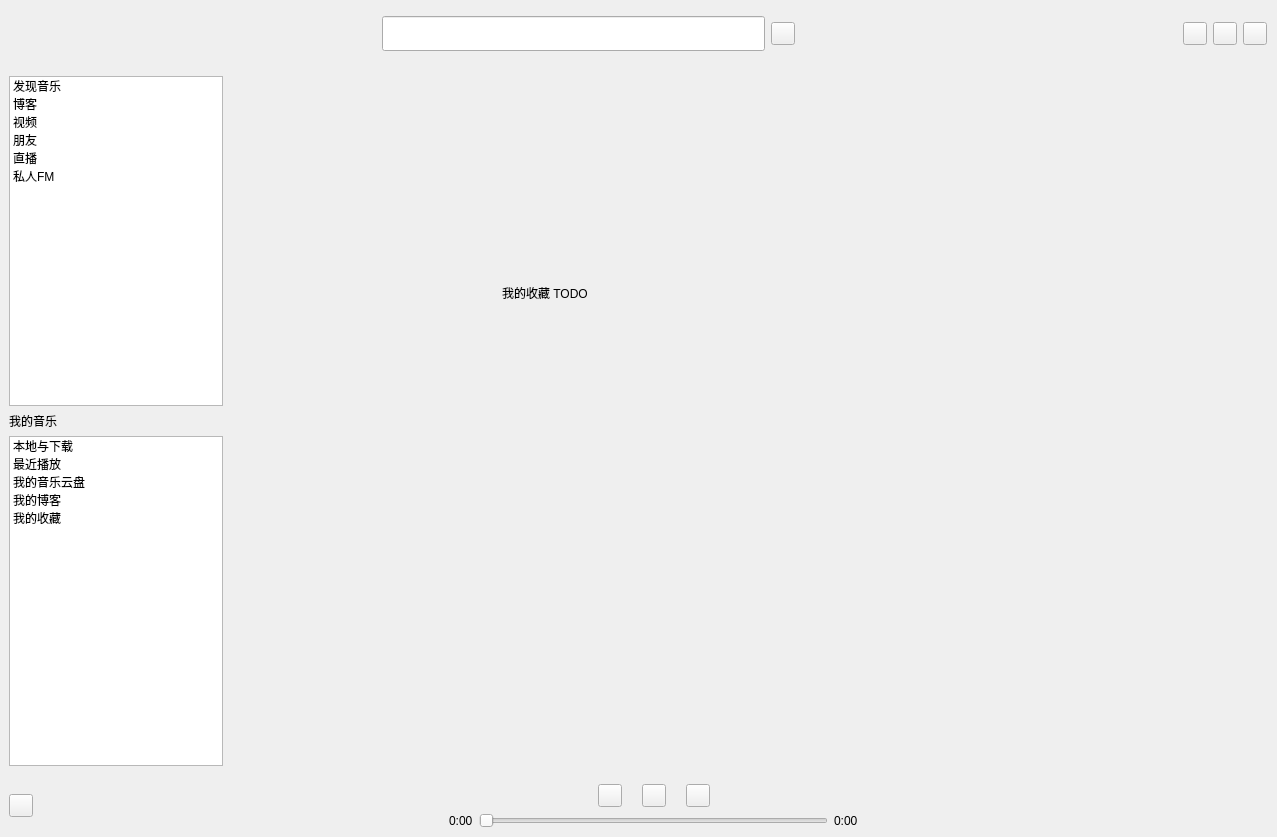
Qt form mymusic.ui (JikCoke/MusicDemo) before a commit.
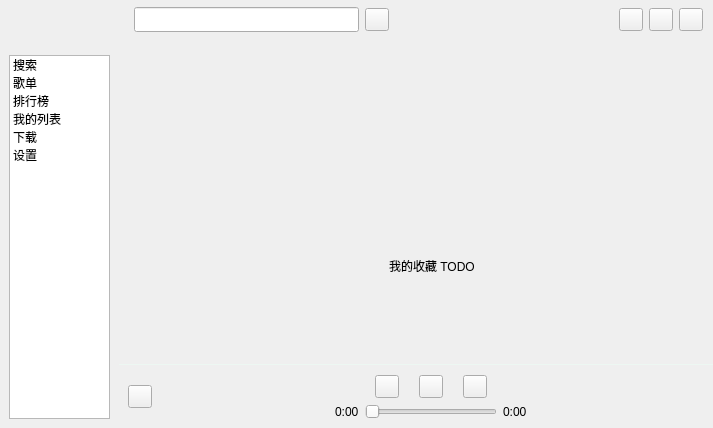
The same form after that commit. Icons and pictures are not drawn. Custom widgets are drawn as their Qt base class.

Commit message: ui界面重构

Diff of the .ui file:
```diff
--- a/mymusic.ui
+++ b/mymusic.ui
@@ -6,8 +6,8 @@
    <rect>
     <x>0</x>
     <y>0</y>
-    <width>1277</width>
-    <height>837</height>
+    <width>713</width>
+    <height>428</height>
    </rect>
   </property>
   <property name="windowTitle">
@@ -17,7 +17,7 @@
    <property name="styleSheet">
     <string notr="true"/>
    </property>
-   <layout class="QVBoxLayout" name="lay_bg">
+   <layout class="QHBoxLayout" name="horizontalLayout_5" stretch="3,15">
     <property name="spacing">
      <number>0</number>
     </property>
@@ -34,32 +34,96 @@
      <number>0</number>
     </property>
     <item>
-     <widget class="QWidget" name="widget_bg" native="true">
+     <widget class="QWidget" name="left_menu" native="true">
+      <layout class="QVBoxLayout" name="verticalLayout_2">
+       <item>
+        <widget class="QLabel" name="icon">
+         <property name="minimumSize">
+          <size>
+           <width>40</width>
+           <height>40</height>
+          </size>
+         </property>
+         <property name="styleSheet">
+          <string notr="true">image: url(:/icon/j.png);</string>
+         </property>
+         <property name="text">
+          <string/>
+         </property>
+        </widget>
+       </item>
+       <item>
+        <widget class="QListWidget" name="myMusicList">
       <property name="styleSheet">
        <string notr="true"/>
       </property>
+         <item>
+          <property name="text">
+           <string>搜索</string>
+          </property>
+          <property name="icon">
+           <iconset resource="icon.qrc">
+            <normaloff>:/icon/下载.png</normaloff>:/icon/下载.png</iconset>
+          </property>
+         </item>
+         <item>
+          <property name="text">
+           <string>歌单</string>
+          </property>
+          <property name="icon">
+           <iconset resource="icon.qrc">
+            <normaloff>:/icon/最近播放.png</normaloff>:/icon/最近播放.png</iconset>
+          </property>
+         </item>
+         <item>
+          <property name="text">
+           <string>排行榜</string>
+          </property>
+          <property name="icon">
+           <iconset resource="icon.qrc">
+            <normaloff>:/icon/云盘.png</normaloff>:/icon/云盘.png</iconset>
+          </property>
+         </item>
+         <item>
+          <property name="text">
+           <string>我的列表</string>
+          </property>
+          <property name="icon">
+           <iconset resource="icon.qrc">
+            <normaloff>:/icon/播客.png</normaloff>:/icon/播客.png</iconset>
+          </property>
+         </item>
+         <item>
+          <property name="text">
+           <string>下载</string>
+          </property>
+          <property name="icon">
+           <iconset resource="icon.qrc">
+            <normaloff>:/icon/收藏.png</normaloff>:/icon/收藏.png</iconset>
+          </property>
+         </item>
+         <item>
+          <property name="text">
+           <string>设置</string>
+          </property>
+          <property name="icon">
+           <iconset resource="icon.qrc">
+            <normaloff>:/icon/collect_f.png</normaloff>:/icon/collect_f.png</iconset>
+          </property>
+         </item>
+        </widget>
+       </item>
+      </layout>
+     </widget>
+    </item>
+    <item>
       <layout class="QVBoxLayout" name="verticalLayout_3">
-       <property name="spacing">
-        <number>0</number>
-       </property>
-       <property name="leftMargin">
-        <number>0</number>
-       </property>
-       <property name="topMargin">
-        <number>0</number>
-       </property>
-       <property name="rightMargin">
-        <number>0</number>
-       </property>
-       <property name="bottomMargin">
-        <number>0</number>
-       </property>
        <item>
         <widget class="QWidget" name="title_widget" native="true">
          <property name="minimumSize">
           <size>
            <width>0</width>
-           <height>67</height>
+          <height>40</height>
           </size>
          </property>
          <property name="maximumSize">
@@ -68,9 +132,12 @@
            <height>67</height>
           </size>
          </property>
+        <property name="styleSheet">
+         <string notr="true"/>
+        </property>
          <layout class="QHBoxLayout" name="horizontalLayout_6">
           <property name="leftMargin">
-           <number>0</number>
+          <number>15</number>
           </property>
           <property name="topMargin">
            <number>0</number>
@@ -81,19 +148,6 @@
           <property name="bottomMargin">
            <number>0</number>
           </property>
-          <item>
-           <spacer name="horizontalSpacer_6">
-            <property name="orientation">
-             <enum>Qt::Horizontal</enum>
-            </property>
-            <property name="sizeHint" stdset="0">
-             <size>
-              <width>40</width>
-              <height>20</height>
-             </size>
-            </property>
-           </spacer>
-          </item>
           <item>
            <widget class="QLineEdit" name="find_lineEdit">
             <property name="minimumSize">
@@ -105,7 +159,7 @@
             <property name="maximumSize">
              <size>
               <width>16777215</width>
-              <height>35</height>
+             <height>25</height>
              </size>
             </property>
            </widget>
@@ -171,106 +225,8 @@
             </property>
             <property name="icon">
              <iconset resource="icon.qrc">
-              <normaloff>:/icon/close.png</normaloff>:/icon/close.png</iconset>
-            </property>
-           </widget>
-          </item>
-         </layout>
-        </widget>
-       </item>
-       <item>
-        <layout class="QHBoxLayout" name="horizontalLayout_5" stretch="2,9">
-         <item>
-          <widget class="QWidget" name="widget" native="true">
-           <layout class="QVBoxLayout" name="verticalLayout_2">
-            <item>
-             <widget class="QListWidget" name="listWidget">
-              <item>
-               <property name="text">
-                <string>发现音乐</string>
-               </property>
-              </item>
-              <item>
-               <property name="text">
-                <string>博客</string>
-               </property>
-              </item>
-              <item>
-               <property name="text">
-                <string>视频</string>
-               </property>
-              </item>
-              <item>
-               <property name="text">
-                <string>朋友</string>
-               </property>
-              </item>
-              <item>
-               <property name="text">
-                <string>直播</string>
-               </property>
-              </item>
-              <item>
-               <property name="text">
-                <string>私人FM</string>
-               </property>
-              </item>
-             </widget>
-            </item>
-            <item>
-             <widget class="QLabel" name="label_3">
-              <property name="text">
-               <string>我的音乐</string>
-              </property>
-             </widget>
-            </item>
-            <item>
-             <widget class="QListWidget" name="myMusicList">
-              <item>
-               <property name="text">
-                <string>本地与下载</string>
-               </property>
-               <property name="icon">
-                <iconset resource="icon.qrc">
-                 <normaloff>:/icon/下载.png</normaloff>:/icon/下载.png</iconset>
-               </property>
-              </item>
-              <item>
-               <property name="text">
-                <string>最近播放</string>
-               </property>
-               <property name="icon">
-                <iconset resource="icon.qrc">
-                 <normaloff>:/icon/最近播放.png</normaloff>:/icon/最近播放.png</iconset>
-               </property>
-              </item>
-              <item>
-               <property name="text">
-                <string>我的音乐云盘</string>
-               </property>
-               <property name="icon">
-                <iconset resource="icon.qrc">
-                 <normaloff>:/icon/云盘.png</normaloff>:/icon/云盘.png</iconset>
-               </property>
-              </item>
-              <item>
-               <property name="text">
-                <string>我的博客</string>
-               </property>
-               <property name="icon">
-                <iconset resource="icon.qrc">
-                 <normaloff>:/icon/播客.png</normaloff>:/icon/播客.png</iconset>
-               </property>
-              </item>
-              <item>
-               <property name="text">
-                <string>我的收藏</string>
-               </property>
-               <property name="icon">
-                <iconset resource="icon.qrc">
-                 <normaloff>:/icon/收藏.png</normaloff>:/icon/收藏.png</iconset>
-               </property>
-              </item>
+             <normaloff>:/icon/close_hover.png</normaloff>:/icon/close_hover.png</iconset>
+           </property>
              </widget>
             </item>
            </layout>
@@ -388,7 +344,18 @@
            </widget>
           </widget>
          </item>
-        </layout>
+      <item>
+       <widget class="Line" name="line">
+        <property name="styleSheet">
+         <string notr="true">color:rgb(237, 247, 242)</string>
+        </property>
+        <property name="frameShadow">
+         <enum>QFrame::Plain</enum>
+        </property>
+        <property name="orientation">
+         <enum>Qt::Horizontal</enum>
+        </property>
+       </widget>
        </item>
        <item>
         <widget class="QWidget" name="tail_widget" native="true">
@@ -529,7 +496,6 @@
         </widget>
        </item>
       </layout>
-     </widget>
     </item>
    </layout>
   </widget>
```
Left out of the diff: 2 changed lines with no effect on the pictures. Lines whose indentation alone changed are shown as unchanged. The commit also changes 6 other files.
